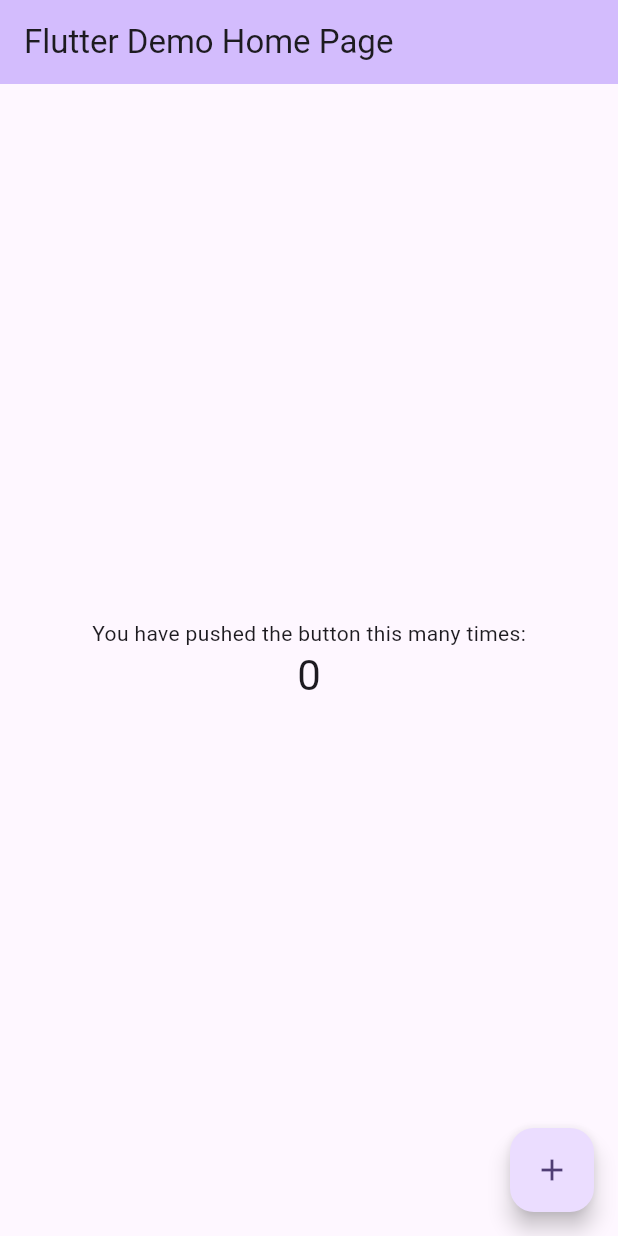
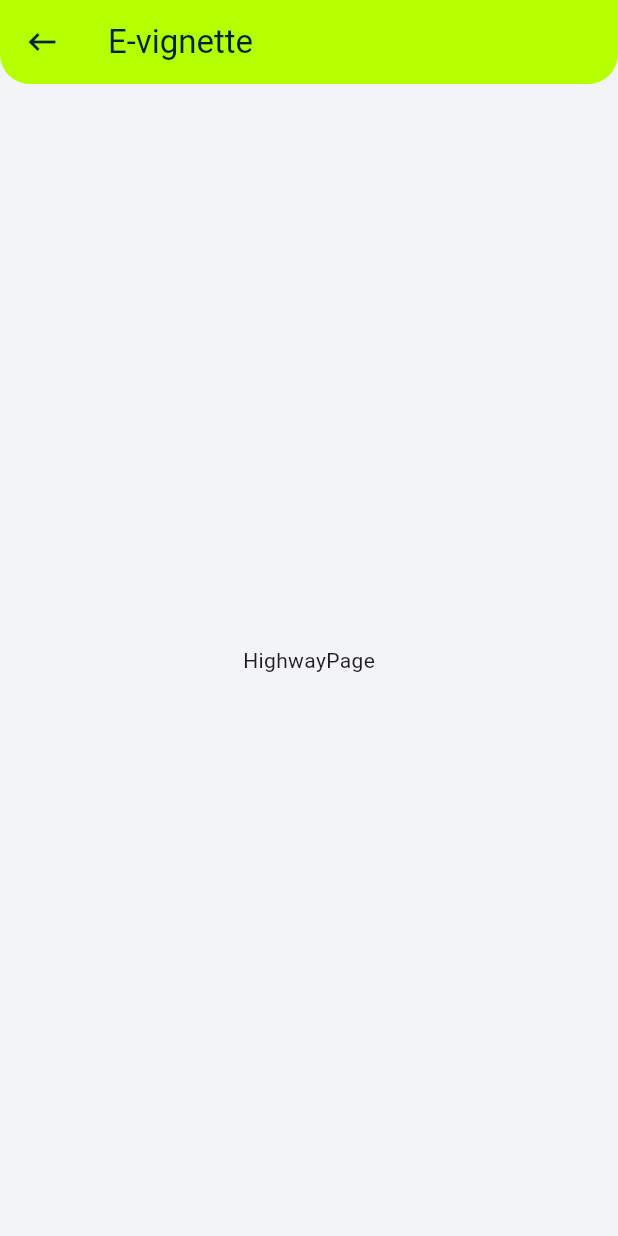
Before and after one commit to csipetcsabi/highway_vignette, a Flutter app: the screen it shows after launch, on a phone screen of 412 x 824 dp. Run offline on Flutter 3.47's test engine with Material 3 defaults, Android fonts, the phone set to English and light mode, and no system bars; our stand-ins replace bloc, easy_localization, equatable, flutter_bloc, get_it, go_router.

Commit message:
add base elements: theme, localization, navigation, colors, injection empty highway page

```diff
--- /dev/null
+++ b/assets/lang/en.json
@@ -0,0 +1,3 @@
+{
+  "e_vignette": "E-vignette"
+}
--- /dev/null
+++ b/assets/lang/hu.json
@@ -0,0 +1,3 @@
+{
+  "e_vignette": "E-matrica"
+}
--- /dev/null
+++ b/lib/core/navigation/go_router.dart
@@ -0,0 +1,38 @@
+import 'package:flutter/material.dart';
+import 'package:flutter_bloc/flutter_bloc.dart';
+import 'package:go_router/go_router.dart';
+import 'package:highway_vignette/core/widgets/pageShell.dart';
+import 'package:highway_vignette/features/highway/presentation/ui/highway_page.dart';
+
+import '../../features/highway/presentation/bloc/highway_bloc.dart';
+
+final GlobalKey<NavigatorState> rootNavigatorKey = GlobalKey<NavigatorState>(
+  debugLabel: 'root',
+);
+
+class AppRoutes {
+  static const highway = "/";
+  static const countyVignette = "/county_vignette";
+  static const purchaseConfirmation = "/purchase_confirmation";
+  static const purchaseSuccess = "/purchase_success";
+}
+
+final GoRouter appRouter = GoRouter(
+  navigatorKey: rootNavigatorKey,
+  routes: [
+    ShellRoute(
+      builder: (context, state, widget) => PageShell(child: widget),
+      routes: [
+        GoRoute(
+          path: AppRoutes.highway,
+          builder:
+              (context, state) => BlocProvider<HighwayBloc>(
+                lazy: false,
+                create: (context) => HighwayBloc(),
+                child: HighwayPage(),
+              ),
+        ),
+      ],
+    ),
+  ],
+);
--- /dev/null
+++ b/lib/core/theme/app_colors.dart
@@ -0,0 +1,39 @@
+import 'dart:ui';
+
+import 'package:flutter/material.dart';
+
+class AppColors {
+
+  static Color limeColor = Color(0xFFb4ff00);
+  static Color naviColor = Color(0xFF002340);
+  static Color lightGrayColor = Color(0xFFF2F4F5);
+
+
+  static Color lightBackgroundColor = Colors.white;
+  static Color darkBackgroundColor = Colors.grey;
+
+
+
+
+
+  static Color lightTextColor = Colors.black;
+  static Color darkTextColor = Colors.white;
+
+  static Color getAppBarColor(BuildContext context) {
+    return MediaQuery.of(context).platformBrightness == Brightness.dark
+        ? limeColor
+        : limeColor;
+  }
+
+  static Color getBackgroundColor(BuildContext context) {
+    return MediaQuery.of(context).platformBrightness == Brightness.dark
+        ? lightGrayColor
+        : lightGrayColor;
+  }
+
+  static Color getTextColor(BuildContext context) {
+    return MediaQuery.of(context).platformBrightness == Brightness.dark
+        ? darkTextColor
+        : lightTextColor;
+  }
+}
--- /dev/null
+++ b/lib/core/theme/app_theme.dart
@@ -0,0 +1,17 @@
+import 'package:flutter/material.dart';
+
+import 'app_colors.dart';
+
+class AppTheme {
+
+  static ThemeData themeDataLight(){
+    return ThemeData(
+      appBarTheme:AppBarTheme(
+        backgroundColor: AppColors.limeColor,
+        foregroundColor: AppColors.naviColor,
+      ),
+
+    );
+  }
+
+}
--- /dev/null
+++ b/lib/core/widgets/pageShell.dart
@@ -0,0 +1,42 @@
+import 'package:easy_localization/easy_localization.dart';
+import 'package:flutter/material.dart';
+import 'package:flutter/services.dart';
+import 'package:go_router/go_router.dart';
+import 'package:highway_vignette/core/widgets/rounded_appbar.dart';
+
+import '../../generated/locale_keys.g.dart';
+import '../theme/app_colors.dart';
+
+class PageShell extends StatelessWidget {
+  final Widget child;
+
+  const PageShell({super.key, required this.child});
+
+  @override
+  Widget build(BuildContext context) {
+    return PopScope(
+      canPop: true,
+      onPopInvokedWithResult: (bool didPop, dynamic result) {
+        if (!didPop) {
+          SystemChannels.platform.invokeMethod('SystemNavigator.pop');
+        }
+      },
+      child: Scaffold(
+        backgroundColor: AppColors.getBackgroundColor(context),
+        appBar: RoundedBottomAppBar(
+          child: AppBar(
+            automaticallyImplyLeading: false,
+            leading: IconButton(
+              icon: const Icon(Icons.keyboard_backspace),
+              onPressed: () {
+                GoRouter.of(context).pop();
+              },
+            ),
+            title: Text(LocaleKeys.e_vignette.tr()),
+          ),
+        ),
+        body: SafeArea(child: child),
+      ),
+    );
+  }
+}
--- /dev/null
+++ b/lib/core/widgets/rounded_appbar.dart
@@ -0,0 +1,23 @@
+import 'package:flutter/material.dart';
+
+class RoundedBottomAppBar extends StatelessWidget
+    implements PreferredSizeWidget {
+  final AppBar child;
+  final double height;
+
+  const RoundedBottomAppBar({super.key,
+    required this.child,
+    this.height = kToolbarHeight,
+  });
+
+  @override
+  Size get preferredSize => Size.fromHeight(height);
+
+  @override
+  Widget build(BuildContext context) {
+    return ClipRRect(
+      borderRadius: BorderRadius.vertical(bottom: Radius.circular(20)),
+      child: child,
+    );
+  }
+}
--- /dev/null
+++ b/lib/features/highway/presentation/bloc/highway_event.dart
@@ -0,0 +1,5 @@
+part of 'highway_bloc.dart';
+
+sealed class HighwayEvent extends Equatable {
+  const HighwayEvent();
+}
--- /dev/null
+++ b/lib/features/highway/presentation/ui/highway_page.dart
@@ -0,0 +1,8 @@
+import 'package:flutter/material.dart';
+
+class HighwayPage extends StatelessWidget {
+  @override
+  Widget build(BuildContext context) {
+    return Center(child: Text('HighwayPage'));
+  }
+}
--- a/lib/main.dart
+++ b/lib/main.dart
@@ -1,7 +1,21 @@
+import 'package:easy_localization/easy_localization.dart';
 import 'package:flutter/material.dart';
+import 'package:highway_vignette/core/injection.dart';
+import 'package:highway_vignette/core/navigation/go_router.dart';
+import 'package:highway_vignette/core/theme/app_theme.dart';
 
-void main() {
-  runApp(const MyApp());
+Future<void> main() async {
+  WidgetsFlutterBinding.ensureInitialized();
+  getItSetup();
+  await EasyLocalization.ensureInitialized();
+  runApp(
+    EasyLocalization(
+      path: 'assets/lang',
+      supportedLocales: const [Locale('en'), Locale('hu')],
+      fallbackLocale: Locale('hu'),
+      child: const MyApp(),
+    ),
+  );
 }
 
 class MyApp extends StatelessWidget {
@@ -10,113 +24,14 @@ class MyApp extends StatelessWidget {
   // This widget is the root of your application.
   @override
   Widget build(BuildContext context) {
-    return MaterialApp(
-      title: 'Flutter Demo',
-      theme: ThemeData(
-        // This is the theme of your application.
-        //
-        // TRY THIS: Try running your application with "flutter run". You'll see
-        // the application has a purple toolbar. Then, without quitting the app,
-        // try changing the seedColor in the colorScheme below to Colors.green
-        // and then invoke "hot reload" (save your changes or press the "hot
-        // reload" button in a Flutter-supported IDE, or press "r" if you used
-        // the command line to start the app).
-        //
-        // Notice that the counter didn't reset back to zero; the application
-        // state is not lost during the reload. To reset the state, use hot
-        // restart instead.
-        //
-        // This works for code too, not just values: Most code changes can be
-        // tested with just a hot reload.
-        colorScheme: ColorScheme.fromSeed(seedColor: Colors.deepPurple),
-      ),
-      home: const MyHomePage(title: 'Flutter Demo Home Page'),
+    return MaterialApp.router(
+      supportedLocales: context.supportedLocales,
+      localizationsDelegates: context.localizationDelegates,
+      locale: context.locale,
+      routerConfig: appRouter,
+      theme: AppTheme.themeDataLight(),
+      // darkTheme: darkTheme,
+
     );
   }
 }
-
-class MyHomePage extends StatefulWidget {
-  const MyHomePage({super.key, required this.title});
-
-  // This widget is the home page of your application. It is stateful, meaning
-  // that it has a State object (defined below) that contains fields that affect
-  // how it looks.
-
-  // This class is the configuration for the state. It holds the values (in this
-  // case the title) provided by the parent (in this case the App widget) and
-  // used by the build method of the State. Fields in a Widget subclass are
-  // always marked "final".
-
-  final String title;
-
-  @override
-  State<MyHomePage> createState() => _MyHomePageState();
-}
-
-class _MyHomePageState extends State<MyHomePage> {
-  int _counter = 0;
-
-  void _incrementCounter() {
-    setState(() {
-      // This call to setState tells the Flutter framework that something has
-      // changed in this State, which causes it to rerun the build method below
-      // so that the display can reflect the updated values. If we changed
-      // _counter without calling setState(), then the build method would not be
-      // called again, and so nothing would appear to happen.
-      _counter++;
-    });
-  }
-
-  @override
-  Widget build(BuildContext context) {
-    // This method is rerun every time setState is called, for instance as done
-    // by the _incrementCounter method above.
-    //
-    // The Flutter framework has been optimized to make rerunning build methods
-    // fast, so that you can just rebuild anything that needs updating rather
-    // than having to individually change instances of widgets.
-    return Scaffold(
-      appBar: AppBar(
-        // TRY THIS: Try changing the color here to a specific color (to
-        // Colors.amber, perhaps?) and trigger a hot reload to see the AppBar
-        // change color while the other colors stay the same.
-        backgroundColor: Theme.of(context).colorScheme.inversePrimary,
-        // Here we take the value from the MyHomePage object that was created by
-        // the App.build method, and use it to set our appbar title.
-        title: Text(widget.title),
-      ),
-      body: Center(
-        // Center is a layout widget. It takes a single child and positions it
-        // in the middle of the parent.
-        child: Column(
-          // Column is also a layout widget. It takes a list of children and
-          // arranges them vertically. By default, it sizes itself to fit its
-          // children horizontally, and tries to be as tall as its parent.
-          //
-          // Column has various properties to control how it sizes itself and
-          // how it positions its children. Here we use mainAxisAlignment to
-          // center the children vertically; the main axis here is the vertical
-          // axis because Columns are vertical (the cross axis would be
-          // horizontal).
-          //
-          // TRY THIS: Invoke "debug painting" (choose the "Toggle Debug Paint"
-          // action in the IDE, or press "p" in the console), to see the
-          // wireframe for each widget.
-          mainAxisAlignment: MainAxisAlignment.center,
-          children: <Widget>[
-            const Text('You have pushed the button this many times:'),
-            Text(
-              '$_counter',
-              style: Theme.of(context).textTheme.headlineMedium,
-            ),
-          ],
-        ),
-      ),
-      floatingActionButton: FloatingActionButton(
-        onPressed: _incrementCounter,
-        tooltip: 'Increment',
-        child: const Icon(Icons.add),
-      ), // This trailing comma makes auto-formatting nicer for build methods.
-    );
-  }
-}
```
Also changed, not shown: lib/core/injection.dart (added, +7 -0 lines), lib/features/highway/presentation/bloc/highway_bloc.dart (added, +13 -0 lines), lib/features/highway/presentation/bloc/highway_state.dart (added, +10 -0 lines), pubspec.yaml (+13 -0 lines), lib/generated/codegen_loader.g.dart (added), lib/generated/locale_keys.g.dart (added), pubspec.lock.
